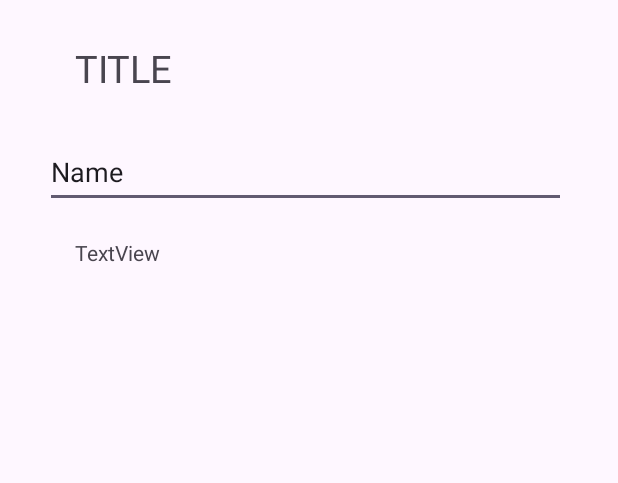
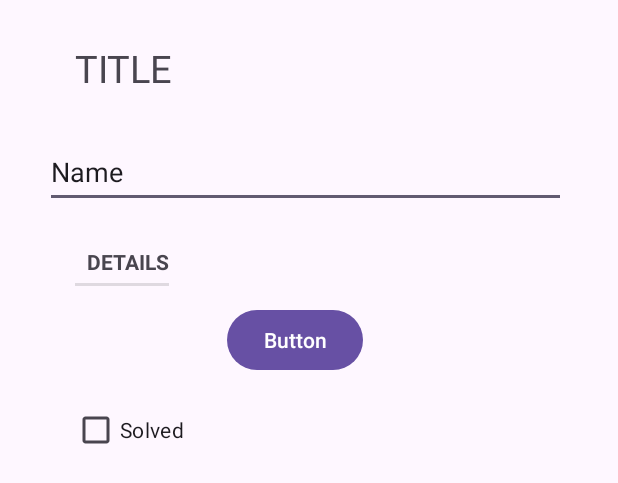
Before and after one commit to MaksimEiche33/Android_LR_2, an Android app: the layout fragment_crime.xml on its own in the app's theme, with its tools: preview values and no code run, on a phone screen of 412 x 824 dp. Shown: the top 483 px of the screen. Run offline under Robolectric (Android 15) with nearby library versions, the phone set to English and light mode, and no system bars.

Commit message:
made chapter 7.

```diff
--- a/app/src/main/res/layout/fragment_crime.xml
+++ b/app/src/main/res/layout/fragment_crime.xml
@@ -20,6 +20,7 @@
         app:layout_constraintTop_toTopOf="parent" />
 
     <EditText
+
         android:id="@+id/crime_title"
         android:layout_width="347dp"
         android:layout_height="48dp"
@@ -36,14 +37,36 @@
         app:layout_constraintTop_toBottomOf="@+id/textView" />
 
     <TextView
+        style="?android:listSeparatorTextViewStyle"
         android:id="@+id/textView2"
         android:layout_width="wrap_content"
         android:layout_height="wrap_content"
         android:layout_marginStart="50dp"
         android:layout_marginTop="96dp"
-        android:text="TextView"
+        android:text="@string/crime_details_label"
         app:layout_constraintEnd_toEndOf="parent"
         app:layout_constraintHorizontal_bias="0.0"
         app:layout_constraintStart_toStartOf="parent"
         app:layout_constraintTop_toBottomOf="@+id/textView" />
+
+    <Button
+        android:id="@+id/crime_date"
+        android:layout_width="wrap_content"
+        android:layout_height="wrap_content"
+        android:layout_marginTop="12dp"
+        android:text="Button"
+        app:layout_constraintEnd_toEndOf="parent"
+        app:layout_constraintHorizontal_bias="0.471"
+        app:layout_constraintStart_toStartOf="parent"
+        app:layout_constraintTop_toBottomOf="@+id/textView2" />
+
+    <CheckBox
+        android:id="@+id/crime_solved"
+        android:layout_width="wrap_content"
+        android:layout_height="wrap_content"
+        android:layout_marginStart="48dp"
+        android:layout_marginTop="12dp"
+        android:text="@string/crime_solved_label"
+        app:layout_constraintStart_toStartOf="parent"
+        app:layout_constraintTop_toBottomOf="@+id/crime_date" />
 </androidx.constraintlayout.widget.ConstraintLayout>
```
Also changed, not shown: app/src/main/java/mai/team2/android_lr_2/CrimeActivity.java (+11 -0 lines), app/src/main/java/mai/team2/android_lr_2/CrimeFragment.java (added, +62 -0 lines).
